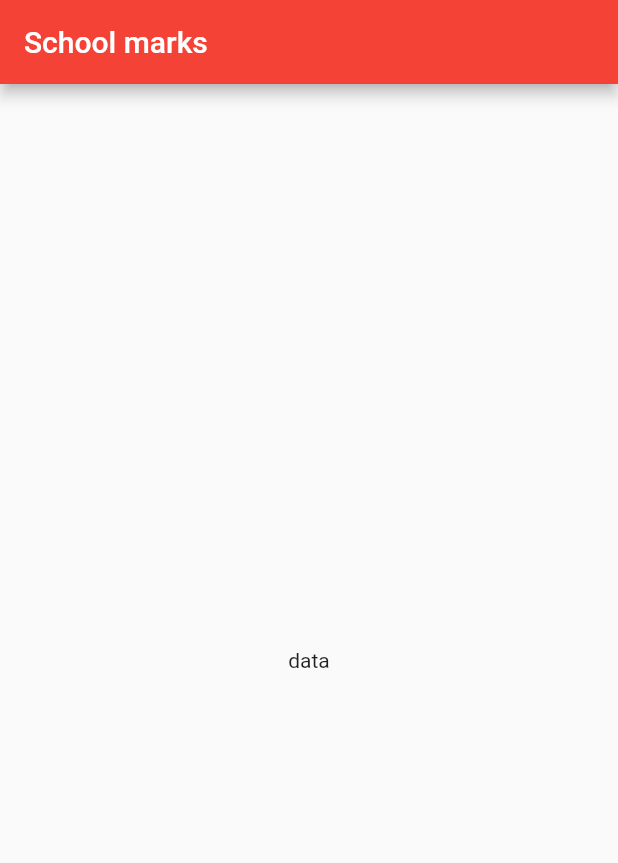
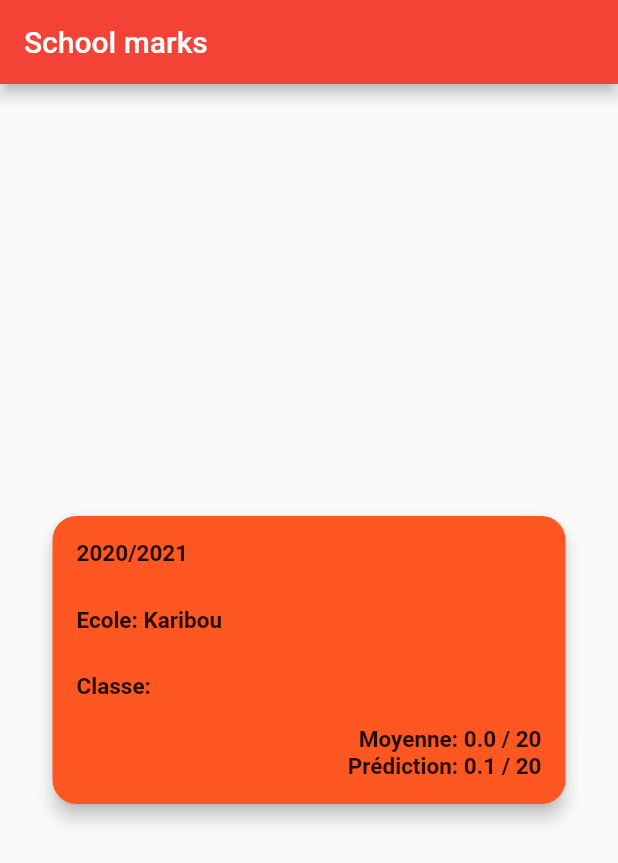
Before and after one commit to E-jarod/school_marks, a Flutter app: the screen it shows after launch, on a phone screen of 412 x 824 dp. Shown: the top 863 px of the screen. Run offline on Flutter 3.47's test engine with Material 2 defaults, Android fonts, the phone set to English and light mode, and no system bars.

Commit message:
card as in discord image

```diff
--- a/lib/main.dart
+++ b/lib/main.dart
@@ -25,7 +25,86 @@ class HomePage extends StatelessWidget {
   Widget build(BuildContext context) {
     return Scaffold(
       appBar: AppBar(title: Text(title)),
-      body: Center(child: Text('data')),
+      body: Center(
+        child: Column(
+          mainAxisAlignment: MainAxisAlignment.center,
+          children: <Widget>[
+            Container(
+              height: 200,
+              width: 350,
+              child: Card(
+                child: Padding(
+                  padding: EdgeInsets.all(16),
+                  child: Column(
+                    crossAxisAlignment: CrossAxisAlignment.stretch,
+                    mainAxisAlignment: MainAxisAlignment.spaceBetween,
+                    children: <Widget>[
+                      Expanded(
+                        flex: 2,
+                        child: Column(
+                          crossAxisAlignment: CrossAxisAlignment.start,
+                          mainAxisAlignment: MainAxisAlignment.spaceBetween,
+                          children: <Widget>[
+                            Text(
+                              '2020/2021',
+                              style: TextStyle(
+                                fontSize: 15,
+                                fontWeight: FontWeight.bold,
+                              ),
+                            ),
+                            Text(
+                              'Ecole: Karibou',
+                              style: TextStyle(
+                                fontSize: 15,
+                                fontWeight: FontWeight.bold,
+                              ),
+                            ),
+                            Text(
+                              'Classe:',
+                              style: TextStyle(
+                                fontSize: 15,
+                                fontWeight: FontWeight.bold,
+                              ),
+                            ),
+                          ],
+                        ),
+                      ),
+                      Expanded(
+                        flex: 1,
+                        child: Column(
+                          crossAxisAlignment: CrossAxisAlignment.end,
+                          mainAxisAlignment: MainAxisAlignment.end,
+                          children: <Widget>[
+                            Text(
+                              'Moyenne: 0.0 / 20',
+                              style: TextStyle(
+                                fontSize: 15,
+                                fontWeight: FontWeight.bold,
+                              ),
+                            ),
+                            Text(
+                              'Prédiction: 0.1 / 20',
+                              style: TextStyle(
+                                fontSize: 15,
+                                fontWeight: FontWeight.bold,
+                              ),
+                            ),
+                          ],
+                        ),
+                      ),
+                    ],
+                  ),
+                ),
+                shape: RoundedRectangleBorder(
+                  borderRadius: BorderRadius.circular(16),
+                ),
+                elevation: 5,
+                color: Colors.deepOrange,
+              ),
+            )
+          ],
+        ),
+      ),
     );
   }
 }
```
